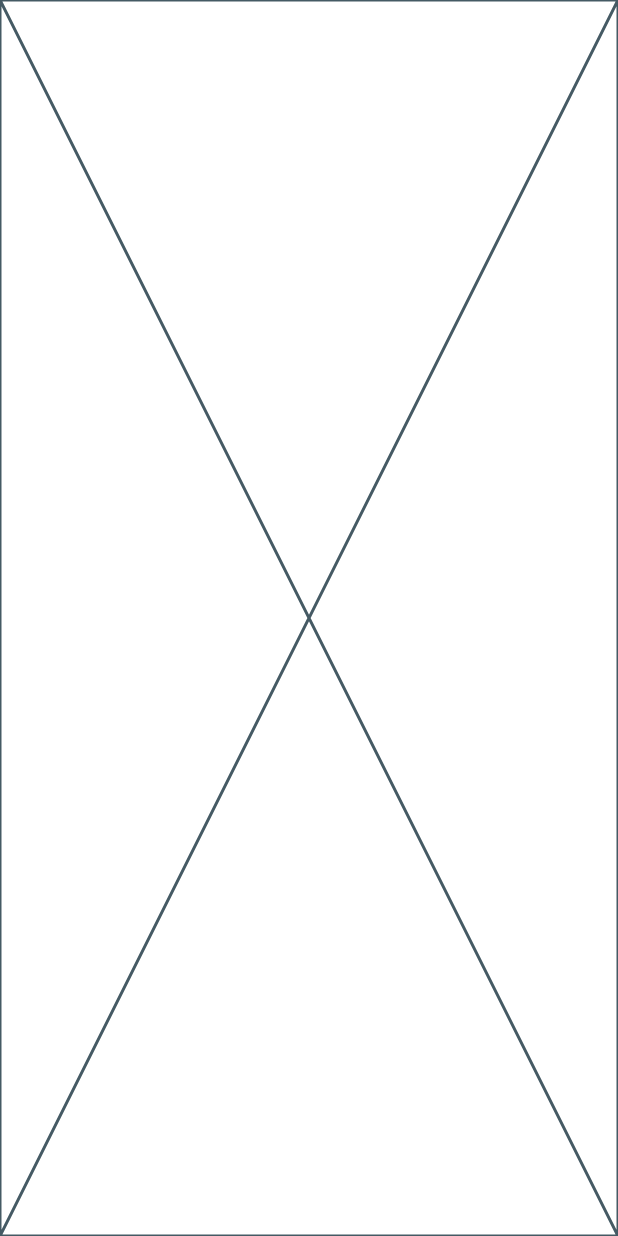
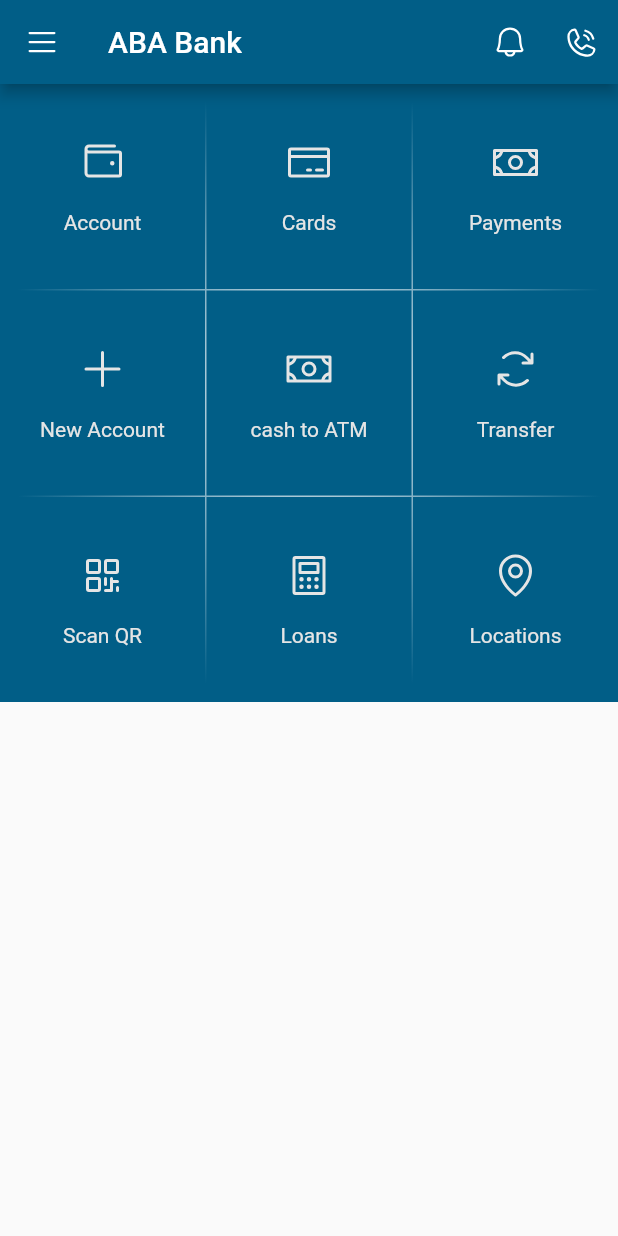
Before and after one commit to chornthorn/flutter-aba-bank-demo, a Flutter app: the screen it shows after launch, on a phone screen of 412 x 824 dp. Run offline on Flutter 3.47's test engine with Material 2 defaults, Android fonts, the phone set to English and light mode, and no system bars; our stand-ins replace phosphor_flutter.

Commit message:
feat: Add home screeen

```diff
--- a/lib/main.dart
+++ b/lib/main.dart
@@ -1,3 +1,5 @@
+import 'package:aba_bank_mobile/utilities/constants.dart';
+import 'package:aba_bank_mobile/views/main_page.dart';
 import 'package:flutter/material.dart';
 
 void main() {
@@ -9,6 +11,15 @@ class RootApp extends StatelessWidget {
 
   @override
   Widget build(BuildContext context) {
-    return const Placeholder();
+    return MaterialApp(
+      home: MainPage(),
+      theme: ThemeData(
+        colorScheme: ColorScheme.light(
+          primary: primaryColor,
+          secondary: secondaryColor,
+          error: redColor,
+        ),
+      ),
+    );
   }
 }
--- /dev/null
+++ b/lib/models/card_menu_model.dart
@@ -0,0 +1,62 @@
+import 'package:flutter/material.dart';
+import 'package:phosphor_flutter/phosphor_flutter.dart';
+
+void main() {
+  final cartItem = CardMenuModel(
+    title: 'title',
+    icon: Icons.home,
+  );
+  print(cartItem.title);
+
+  CardMenuModel.list;
+}
+
+class CardMenuModel {
+  final String title;
+  final IconData icon;
+
+  CardMenuModel({
+    required this.title,
+    required this.icon,
+  });
+
+  // mock data list of CardMenuModel
+  static List<CardMenuModel> list = [
+    CardMenuModel(
+      title: 'Account',
+      icon: PhosphorIcons.regular.wallet,
+    ),
+    CardMenuModel(
+      title: 'Cards',
+      icon: PhosphorIcons.regular.creditCard,
+    ),
+    CardMenuModel(
+      title: 'Payments',
+      icon: PhosphorIcons.regular.money,
+    ),
+    CardMenuModel(
+      title: 'New Account',
+      icon: PhosphorIcons.regular.plus,
+    ),
+    CardMenuModel(
+      title: 'cash to ATM',
+      icon: PhosphorIcons.regular.money,
+    ),
+    CardMenuModel(
+      title: 'Transfer',
+      icon: PhosphorIcons.regular.arrowsClockwise,
+    ),
+    CardMenuModel(
+      title: 'Scan QR',
+      icon: PhosphorIcons.regular.qrCode,
+    ),
+    CardMenuModel(
+      title: 'Loans',
+      icon: PhosphorIcons.regular.calculator,
+    ),
+    CardMenuModel(
+      title: 'Locations',
+      icon: PhosphorIcons.regular.mapPin,
+    ),
+  ];
+}
--- /dev/null
+++ b/lib/utilities/constants.dart
@@ -0,0 +1,6 @@
+import 'package:flutter/material.dart';
+
+const primaryColor = Color(0xFF015E87);
+const secondaryColor = Color(0xFFE5E5E5);
+const redColor = Color(0xFFED5351);
+const cyanColor = Color(0xFF01BDD6);
--- /dev/null
+++ b/lib/views/home/home_page.dart
@@ -0,0 +1,14 @@
+import 'package:flutter/material.dart';
+
+class HomePage extends StatelessWidget {
+  const HomePage({Key? key}) : super(key: key);
+
+  @override
+  Widget build(BuildContext context) {
+    return Scaffold(
+      appBar: AppBar(
+        title: Text("Home page"),
+      ),
+    );
+  }
+}
--- a/lib/views/main_page.dart
+++ b/lib/views/main_page.dart
@@ -0,0 +1,88 @@
+import 'package:flutter/material.dart';
+import 'package:phosphor_flutter/phosphor_flutter.dart';
+
+import '../models/card_menu_model.dart';
+
+class MainPage extends StatelessWidget {
+  const MainPage({Key? key}) : super(key: key);
+
+  @override
+  Widget build(BuildContext context) {
+    final colorScheme = Theme.of(context).colorScheme;
+    return Scaffold(
+      appBar: AppBar(
+        leading: IconButton(
+          onPressed: () {},
+          icon: Icon(PhosphorIcons.regular.list),
+          splashRadius: 24,
+        ),
+        title: Text('ABA Bank'),
+        centerTitle: false,
+        actions: [
+          IconButton(
+            onPressed: () {},
+            icon: Icon(PhosphorIcons.regular.bell),
+            splashRadius: 24,
+          ),
+          IconButton(
+            onPressed: () {},
+            icon: Icon(PhosphorIcons.regular.phoneCall),
+            splashRadius: 24,
+          ),
+        ],
+      ),
+      body: Column(
+        children: [
+          Flexible(
+            flex: 4,
+            child: Container(
+              decoration: BoxDecoration(
+                gradient: RadialGradient(
+                  colors: [
+                    Colors.white,
+                    colorScheme.primary,
+                  ],
+                ),
+              ),
+              child: GridView.count(
+                crossAxisCount: 3,
+                shrinkWrap: true,
+                mainAxisSpacing: 1.0,
+                crossAxisSpacing: 1.0,
+                childAspectRatio: 1.0,
+                physics: NeverScrollableScrollPhysics(),
+                children: [
+                  ...List.generate(
+                    CardMenuModel.list.length,
+                    (index) => Container(
+                      color: colorScheme.primary,
+                      child: Center(
+                        child: Column(
+                          mainAxisAlignment: MainAxisAlignment.center,
+                          children: [
+                            Icon(
+                              CardMenuModel.list[index].icon,
+                              color: colorScheme.secondary,
+                              size: 32,
+                            ),
+                            SizedBox(height: 16),
+                            Text(
+                              CardMenuModel.list[index].title,
+                              style: TextStyle(
+                                color: colorScheme.secondary,
+                              ),
+                            ),
+                          ],
+                        ),
+                      ),
+                    ),
+                  ),
+                ],
+              ),
+            ),
+          ),
+        ],
+      ),
+    );
+  }
+}
--- a/pubspec.yaml
+++ b/pubspec.yaml
@@ -13,6 +13,8 @@ dependencies:
 
   # Use with the CupertinoIcons class for iOS style icons.
   cupertino_icons: ^1.0.2
+  flutter_svg: ^2.0.0
+  phosphor_flutter: ^2.0.0
 
 dev_dependencies:
   flutter_test:
```
Also changed, not shown: lib/routes/app_route.dart (added), pubspec.lock.
